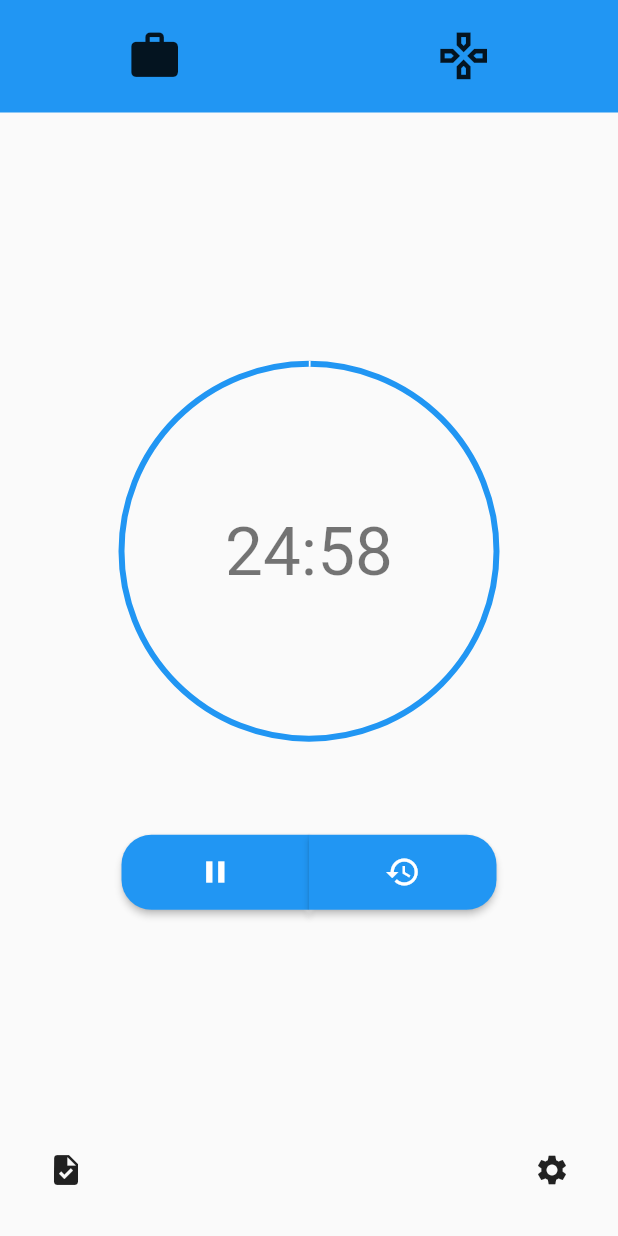
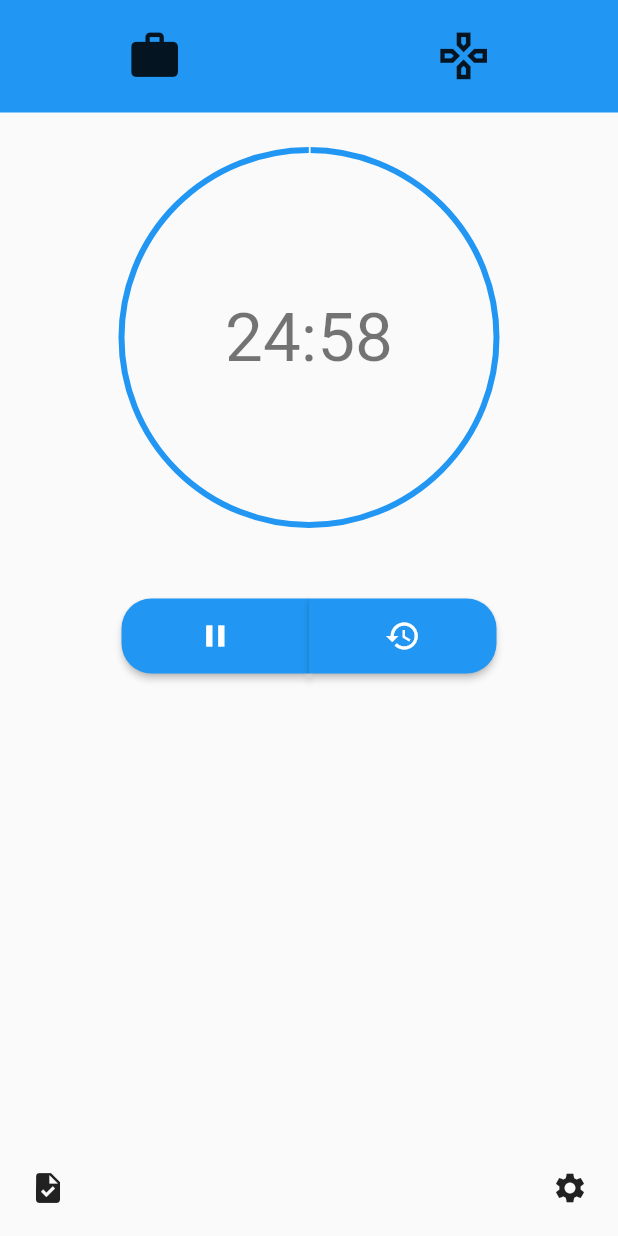
Before and after one commit to JooJASL/flutter-pomodoro, a Flutter app: the screen it shows after launch, after a tap on "Start", on a phone screen of 412 x 824 dp. Run offline on Flutter 3.47's test engine with Material 2 defaults, Android fonts, the light colour scheme and no system bars; our stand-ins replace flutter_riverpod, js, shared_preferences; missing offline and left inert: dart:html, desktop_window, yaru.

Commit message:
Made it more responsive.

```diff
--- a/lib/add_todo_dialog.dart
+++ b/lib/add_todo_dialog.dart
@@ -31,6 +31,9 @@ class _AddTodoDialogState extends ConsumerState<AddTodoDialog> {
         actionsAlignment: MainAxisAlignment.center,
         content: Form(
           key: formKey,
+          child: SingleChildScrollView(
+            child: SizedBox(
+              width: 250,
               child: Column(
                 mainAxisSize: MainAxisSize.min,
                 children: <Widget>[
@@ -56,6 +59,7 @@ class _AddTodoDialogState extends ConsumerState<AddTodoDialog> {
                     child: TextFormField(
                       textInputAction: TextInputAction.done,
                       controller: descriptionEditingController,
+                      maxLines: null,
                       decoration: const InputDecoration(
                         border: UnderlineInputBorder(),
                       ),
@@ -74,6 +78,8 @@ class _AddTodoDialogState extends ConsumerState<AddTodoDialog> {
                     },
                   ),
                 ],
+              ),
+            ),
           ),
         ),
         actions: <TextButton>[
--- a/lib/main.dart
+++ b/lib/main.dart
@@ -42,8 +42,8 @@ class Homepage extends ConsumerWidget {
   Widget build(BuildContext context, WidgetRef ref) {
     return ref.watch(prefsProvider).when(
       data: (prefs) {
-        return const Scaffold(
-          body: PomodoroPage(),
+        return Scaffold(
+          body: const PomodoroPage(),
         );
       },
       error: (err, stack) {
--- a/lib/pomodoro_page.dart
+++ b/lib/pomodoro_page.dart
@@ -11,46 +11,77 @@ class PomodoroPage extends ConsumerWidget {
 
   @override
   Widget build(BuildContext context, WidgetRef ref) {
-    return Stack(children: [
-      // Bottom two buttons.
-      Positioned(
-        bottom: 20,
-        right: 20,
+    return Stack(children: const <Widget>[
+      TasksButton(),
+      SettingsButton(),
+      Content(),
+    ]);
+  }
+}
+
+class TasksButton extends StatelessWidget {
+  const TasksButton({Key? key}) : super(key: key);
+
+  @override
+  Widget build(BuildContext context) {
+    return Align(
+        alignment: Alignment.bottomLeft,
+        child: Padding(
+          padding: const EdgeInsets.all(8.0),
+          child: IconButton(
+              onPressed: () => onTasksButtonPressed(context),
+              icon: const Icon(Icons.task)),
+        ));
+  }
+
+  void onTasksButtonPressed(BuildContext context) {
+    Navigator.push(
+        context, MaterialPageRoute(builder: (context) => const TasksPage()));
+  }
+}
+
+class SettingsButton extends StatelessWidget {
+  const SettingsButton({Key? key}) : super(key: key);
+
+  @override
+  Widget build(BuildContext context) {
+    return Align(
+      alignment: Alignment.bottomRight,
+      child: Padding(
+        padding: const EdgeInsets.all(8.0),
         child: IconButton(
           onPressed: () => onSettingsButtonPressed(context),
           icon: const Icon(Icons.settings),
         ),
       ),
-      Positioned(
-          bottom: 20,
-          left: 20,
-          child: IconButton(
-              onPressed: () => onTasksButtonPressed(context),
-              icon: const Icon(Icons.task))),
-      // _Toolbar;
-      const _Toolbar(),
-      Column(
+    );
+  }
+
+  void onSettingsButtonPressed(BuildContext context) {
+    showDialog(context: context, builder: (context) => const Settings());
+  }
+}
+
+class Content extends StatelessWidget {
+  const Content({Key? key}) : super(key: key);
+
+  @override
+  Widget build(BuildContext context) {
+    return SingleChildScrollView(
+      child: Column(
         mainAxisAlignment: MainAxisAlignment.center,
         children: <Widget>[
+          const Toolbar(),
           const SizedBox(height: 25),
           PomodoroTimer(
             fillLineColor: Theme.of(context).colorScheme.primary,
             backfillLineColor: Theme.of(context).colorScheme.onPrimary,
           ),
-          const SizedBox(height: 64),
+          const SizedBox(height: 49),
           const _Buttons(),
         ],
       ),
-    ]);
-  }
-
-  void onSettingsButtonPressed(BuildContext context) {
-    showDialog(context: context, builder: (context) => const Settings());
-  }
-
-  void onTasksButtonPressed(BuildContext context) {
-    Navigator.push(
-        context, MaterialPageRoute(builder: (context) => const TasksPage()));
+    );
   }
 }
 
@@ -64,8 +95,49 @@ class _Buttons extends ConsumerWidget {
     return Row(
       mainAxisAlignment: MainAxisAlignment.center,
       children: [
-        if (isPaused)
-          ElevatedButton(
+        if (isPaused) const StartButton(),
+        if (isPaused == false)
+          Row(
+            mainAxisAlignment: MainAxisAlignment.center,
+            children: const <Widget>[
+              PauseButton(),
+              ResetButton(),
+            ],
+          ),
+      ],
+    );
+  }
+}
+
+class ResetButton extends ConsumerWidget {
+  const ResetButton({Key? key}) : super(key: key);
+
+  @override
+  Widget build(BuildContext context, WidgetRef ref) {
+    return ElevatedButton(
+        onPressed: () => ref.read(pomodoroProvider.notifier).resetTimer(),
+        style: ButtonStyle(
+          minimumSize: MaterialStateProperty.all(const Size(125, 50)),
+          shape: MaterialStateProperty.all<RoundedRectangleBorder>(
+            const RoundedRectangleBorder(
+                borderRadius: BorderRadius.only(
+              topLeft: Radius.circular(0),
+              topRight: Radius.circular(20),
+              bottomLeft: Radius.circular(0),
+              bottomRight: Radius.circular(20),
+            )),
+          ),
+        ),
+        child: const Icon(Icons.restore));
+  }
+}
+
+class StartButton extends ConsumerWidget {
+  const StartButton({Key? key}) : super(key: key);
+
+  @override
+  Widget build(BuildContext context, WidgetRef ref) {
+    return ElevatedButton(
       onPressed: () => ref.read(pomodoroProvider.notifier).startTimer(),
       style: ButtonStyle(
         minimumSize: MaterialStateProperty.all(const Size(250, 50)),
@@ -74,14 +146,17 @@ class _Buttons extends ConsumerWidget {
         ),
       ),
       child: const Text("Start"),
-          ),
-        if (isPaused == false)
-          Row(
-            mainAxisAlignment: MainAxisAlignment.center,
-            children: <Widget>[
-              ElevatedButton(
-                  onPressed: () =>
-                      ref.read(pomodoroProvider.notifier).pauseTimer(),
+    );
+  }
+}
+
+class PauseButton extends ConsumerWidget {
+  const PauseButton({Key? key}) : super(key: key);
+
+  @override
+  Widget build(BuildContext context, WidgetRef ref) {
+    return ElevatedButton(
+        onPressed: () => ref.read(pomodoroProvider.notifier).pauseTimer(),
         style: ButtonStyle(
           minimumSize: MaterialStateProperty.all(const Size(125, 50)),
           shape: MaterialStateProperty.all<RoundedRectangleBorder>(
@@ -94,32 +169,12 @@ class _Buttons extends ConsumerWidget {
             )),
           ),
         ),
-                  child: const Icon(Icons.pause)),
-              ElevatedButton(
-                  onPressed: () =>
-                      ref.read(pomodoroProvider.notifier).resetTimer(),
-                  style: ButtonStyle(
-                    minimumSize: MaterialStateProperty.all(const Size(125, 50)),
-                    shape: MaterialStateProperty.all<RoundedRectangleBorder>(
-                      const RoundedRectangleBorder(
-                          borderRadius: BorderRadius.only(
-                        topLeft: Radius.circular(0),
-                        topRight: Radius.circular(20),
-                        bottomLeft: Radius.circular(0),
-                        bottomRight: Radius.circular(20),
-                      )),
-                    ),
-                  ),
-                  child: const Icon(Icons.restore)),
-            ],
-          ),
-      ],
-    );
+        child: const Icon(Icons.pause));
   }
 }
 
-class _Toolbar extends ConsumerWidget {
-  const _Toolbar({Key? key}) : super(key: key);
+class Toolbar extends ConsumerWidget {
+  const Toolbar({Key? key}) : super(key: key);
 
   @override
   Widget build(BuildContext context, WidgetRef ref) {
@@ -127,18 +182,38 @@ class _Toolbar extends ConsumerWidget {
       color: Theme.of(context).colorScheme.primary,
       child: Row(
         mainAxisAlignment: MainAxisAlignment.spaceAround,
-        children: <Widget>[
-          SizedBox(
+        children: const <Widget>[
+          WorkButton(),
+          RestButton(),
+        ],
+      ),
+    );
+  }
+}
+
+class WorkButton extends ConsumerWidget {
+  const WorkButton({Key? key}) : super(key: key);
+
+  @override
+  Widget build(BuildContext context, WidgetRef ref) {
+    return SizedBox(
       height: 75,
       child: FittedBox(
         child: IconButton(
-                  onPressed: () => ref
-                      .read(pomodoroProvider.notifier)
-                      .pomodoroState = PomodoroState.work,
+            onPressed: () => ref.read(pomodoroProvider.notifier).pomodoroState =
+                PomodoroState.work,
             icon: const Icon(Icons.work)),
       ),
-          ),
-          SizedBox(
+    );
+  }
+}
+
+class RestButton extends ConsumerWidget {
+  const RestButton({Key? key}) : super(key: key);
+
+  @override
+  Widget build(BuildContext context, WidgetRef ref) {
+    return SizedBox(
       height: 75,
       child: FittedBox(
         child: IconButton(
@@ -153,9 +228,6 @@ class _Toolbar extends ConsumerWidget {
             },
             icon: const Icon(Icons.games_outlined)),
       ),
-          )
-        ],
-      ),
     );
   }
 }
--- a/lib/pomodoro_timer.dart
+++ b/lib/pomodoro_timer.dart
@@ -1,11 +1,10 @@
 import 'dart:async';
-import 'package:flutter/foundation.dart';
 import 'package:flutter/material.dart';
 import 'package:flutter_riverpod/flutter_riverpod.dart';
 import 'package:tasks/pomodoro_controller.dart';
 
 import 'dart:html' as html;
-import 'js.dart' as dJS;
+import 'js.dart' as d_js;
 
 class PomodoroTimer extends ConsumerStatefulWidget {
   final Color fillLineColor;
@@ -82,7 +81,7 @@ class _PomdoroTimerState extends ConsumerState<PomodoroTimer> {
       lang: 'en',
       icon: 'web/favicon.png',
     );
-    dJS.sendWebNotification("Timer ended!");
+    d_js.sendWebNotification("Timer ended!");
     ref.read(pomodoroProvider.notifier).resetTimer();
   }
 
--- a/lib/todo_tile.dart
+++ b/lib/todo_tile.dart
@@ -43,7 +43,7 @@ class _TodoTileState extends ConsumerState<TodoTile> {
                           width: 60,
                           height: 60,
                           child: FittedBox(
-                            child: Icon(Icons.arrow_back_ios_rounded,
+                            child: Icon(Icons.density_large,
                                 color: isChecked
                                     ? Theme.of(context).disabledColor
                                     : Theme.of(context).primaryColor),
@@ -72,13 +72,12 @@ class TodoContents extends StatefulWidget {
 class _TodoContentsState extends State<TodoContents> {
   @override
   Widget build(BuildContext context) {
-    return Row(mainAxisAlignment: MainAxisAlignment.spaceBetween, children: [
+    return Row(children: [
       Padding(
         padding: const EdgeInsets.all(8.0),
         child: Column(
           children: [
             Text(
-              // Extra space so they match.
               widget.todo.title,
               style: TextStyle(
                   decoration: widget.checked.value
@@ -96,6 +95,7 @@ class _TodoContentsState extends State<TodoContents> {
           ],
         ),
       ),
+      Expanded(child: Container()),
       SizedBox(
         width: 50,
         child: Checkbox(
```
Lines whose indentation alone changed are shown as unchanged.
